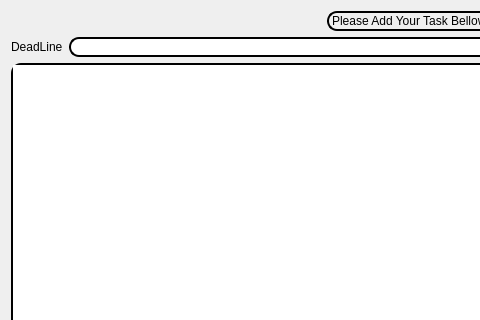
Qt form secdialog.ui (ismesunny/Qt-To-Do-List-App-Project) before a commit; both pictures show x 0 to 480 and y 0 to 320 of the 819 by 510 pixel window.
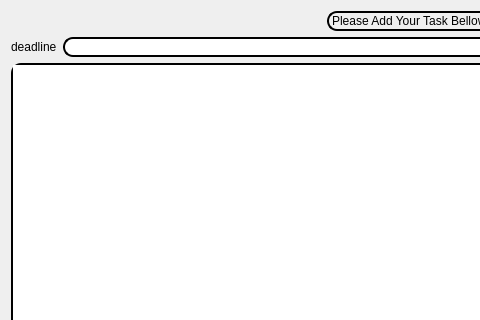
The same form after that commit.

The edit to the form file:
```diff
--- a/secdialog.ui
+++ b/secdialog.ui
@@ -67,7 +67,7 @@
      <item>
       <widget class="QLabel" name="label_2">
        <property name="text">
-        <string>DeadLine</string>
+        <string>deadline</string>
        </property>
       </widget>
      </item>
```
Left out of the diff: 2 changed lines with no effect on the pictures.
